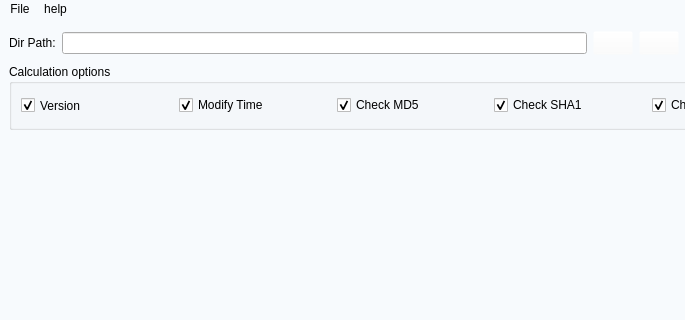
Old version of the form src/main/mainwindow.ui in the repository sakuraOnlin/CheckDuplicateFiles; both pictures show x 0 to 685 and y 0 to 320 of the 826 by 500 pixel window.
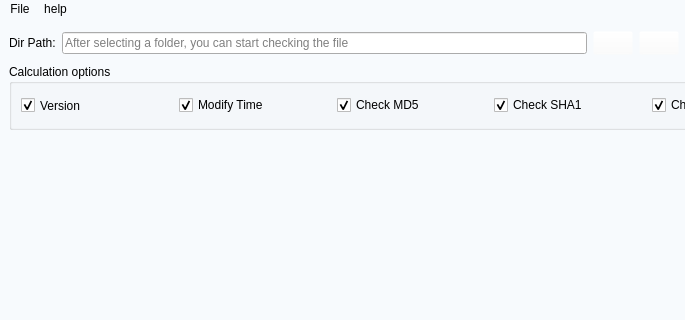
New version of the form. Icons and pictures are not drawn. Custom widgets are drawn as their Qt base class.

Patch:
```diff
--- a/src/main/mainwindow.ui
+++ b/src/main/mainwindow.ui
@@ -73,7 +73,11 @@
          </widget>
         </item>
         <item>
-         <widget class="QLineEdit" name="lineEdit_ShowDIrPath"/>
+         <widget class="QLineEdit" name="lineEdit_ShowDIrPath">
+          <property name="placeholderText">
+           <string>After selecting a folder, you can start checking the file</string>
+          </property>
+         </widget>
         </item>
         <item>
          <widget class="QPushButton" name="pushBut_SelectDir">
```
